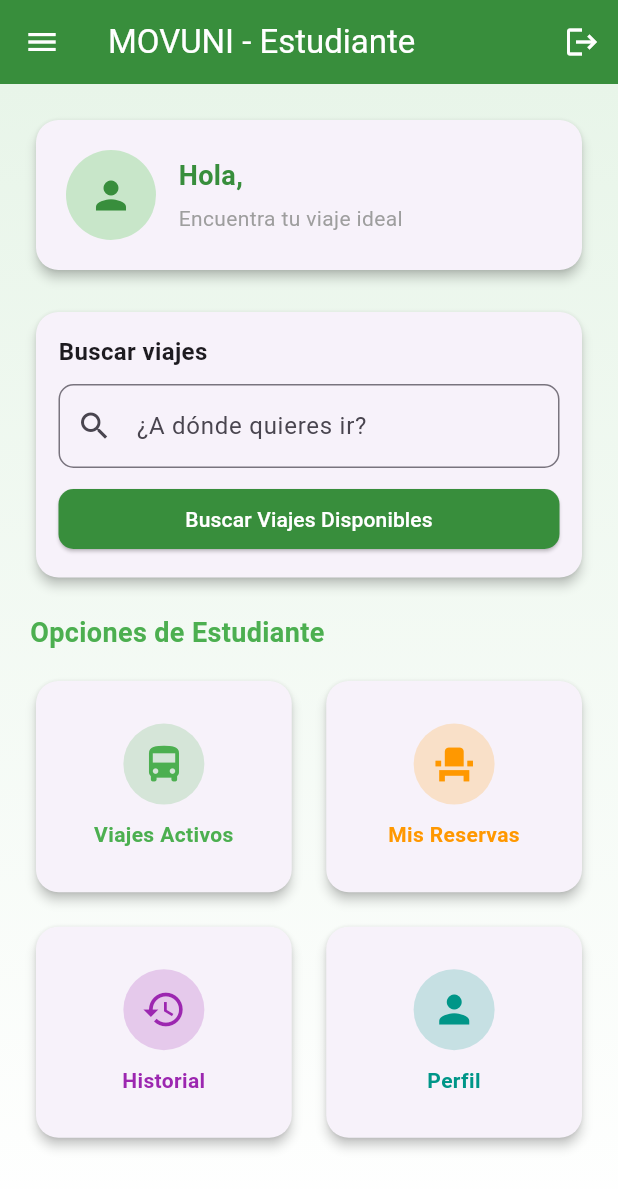
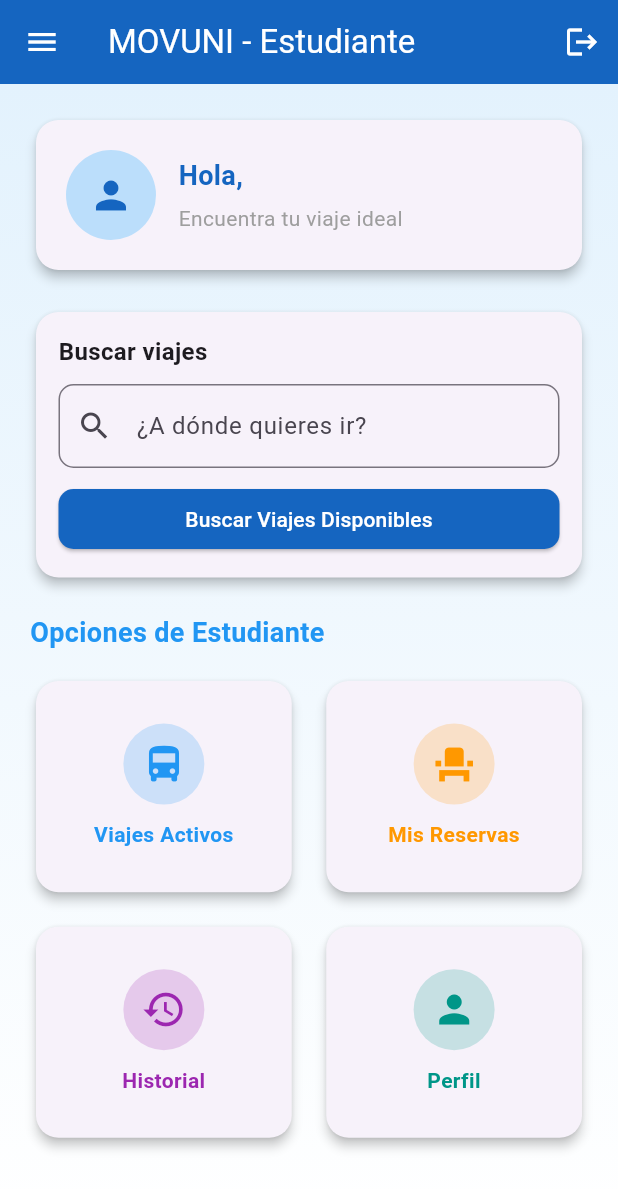
Before and after one commit to Marant7/MovUni, a Flutter app: the EstudianteDashboard screen opened directly, on a phone screen of 412 x 824 dp. Shown: the top 1189 px of the screen. Run offline on Flutter 3.47's test engine with Material 3 defaults, Android fonts, the phone set to English and light mode, and no system bars; our stand-ins replace cloud_firestore, firebase_auth, firebase_core, firebase_storage, google_maps_flutter, image_picker and 2 more; accounts and stored records are empty.

Commit message:
Agregar retroalimentación visual para mejorar la experiencia del usuario - PBI-004

```diff
--- a/lib/dashboard/estudiante_dashboard.dart
+++ b/lib/dashboard/estudiante_dashboard.dart
@@ -107,7 +107,7 @@ class _EstudianteDashboardState extends State<EstudianteDashboard> {
       backgroundColor: const Color(0xFFF2F5FA),
       appBar: AppBar(
         title: const Text('MOVUNI - Estudiante'),
-        backgroundColor: Colors.green[700],
+        backgroundColor: Colors.blue[800],
         foregroundColor: Colors.white,
         iconTheme: const IconThemeData(color: Colors.white),
         actions: [
@@ -127,7 +127,7 @@ class _EstudianteDashboardState extends State<EstudianteDashboard> {
                 padding: const EdgeInsets.all(16.0),
                 child: Row(
                   children: [
-                    const Icon(Icons.school, color: Colors.green, size: 30),
+                    const Icon(Icons.school, color: Colors.indigo, size: 30),
                     const SizedBox(width: 8),
                     const Text('MovUni', style: TextStyle(fontWeight: FontWeight.bold, fontSize: 20)),
                   ],
@@ -201,7 +201,7 @@ class _EstudianteDashboardState extends State<EstudianteDashboard> {
           gradient: LinearGradient(
             begin: Alignment.topCenter,
             end: Alignment.bottomCenter,
-            colors: [Colors.green[50]!, Colors.white],
+            colors: [Colors.blue[50]!, Colors.white],
           ),
         ),
         child: Padding(
@@ -221,11 +221,11 @@ class _EstudianteDashboardState extends State<EstudianteDashboard> {
                     children: [
                       CircleAvatar(
                         radius: 30,
-                        backgroundColor: Colors.green[100],
+                        backgroundColor: Colors.blue[100],
                         child: Icon(
                           Icons.person,
                           size: 30,
-                          color: Colors.green[700],
+                          color: Colors.blue[800],
                         ),
                       ),
                       const SizedBox(width: 15),
@@ -238,7 +238,7 @@ class _EstudianteDashboardState extends State<EstudianteDashboard> {
                               style: TextStyle(
                                 fontSize: 18,
                                 fontWeight: FontWeight.bold,
-                                color: Colors.green[700],
+                                color: Colors.blue[800],
                               ),
                             ),
                             const SizedBox(height: 5),
@@ -278,7 +278,7 @@ class _EstudianteDashboardState extends State<EstudianteDashboard> {
                             style: TextStyle(
                               fontSize: 18,
                               fontWeight: FontWeight.bold,
-                              color: Colors.green,
+                              color: Colors.blue,
                             ),
                           ),
                           const SizedBox(height: 10),
@@ -399,7 +399,7 @@ class _EstudianteDashboardState extends State<EstudianteDashboard> {
                             );
                           },
                           style: ElevatedButton.styleFrom(
-                            backgroundColor: Colors.green[700],
+                            backgroundColor: Colors.blue[800],
                             foregroundColor: Colors.white,
                             shape: RoundedRectangleBorder(
                               borderRadius: BorderRadius.circular(10),
@@ -420,7 +420,7 @@ class _EstudianteDashboardState extends State<EstudianteDashboard> {
                 style: TextStyle(
                   fontSize: 18,
                   fontWeight: FontWeight.bold,
-                  color: Colors.green,
+                  color: Colors.blue,
                 ),
               ),
               const SizedBox(height: 15),
@@ -437,7 +437,7 @@ class _EstudianteDashboardState extends State<EstudianteDashboard> {
                     _StudentOptionCard(
                       title: 'Viajes Activos',
                       icon: Icons.directions_bus,
-                      color: Colors.green,
+                      color: Colors.blue,
                       onTap: () {
                         Navigator.push(
                           context,
```
